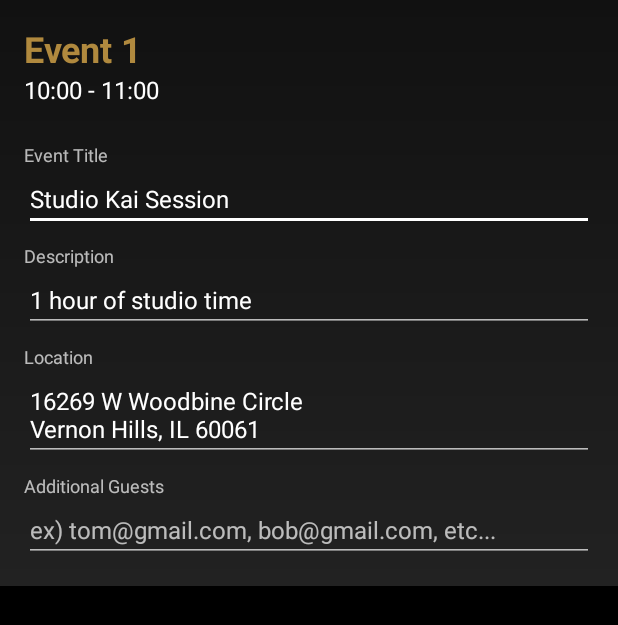
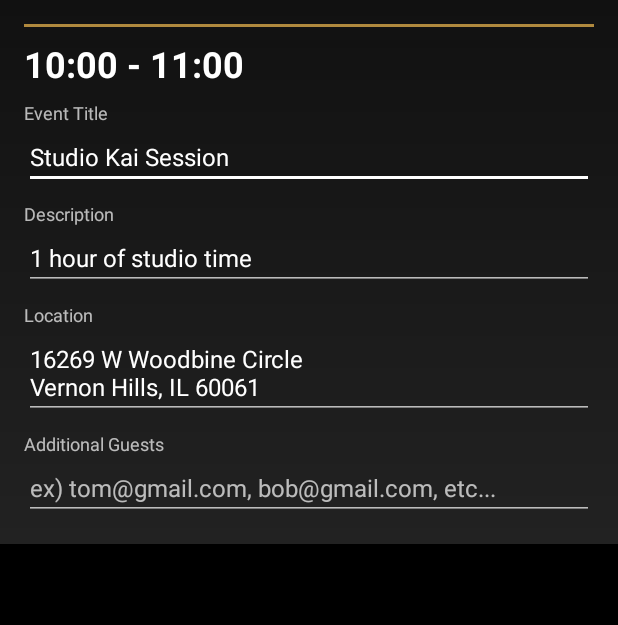
Before and after one commit to studiokaidevelopment/kaibeta, an Android app: the layout item_booking_events_list.xml on its own in the app's theme, with its tools: preview values and no code run, on a phone screen of 412 x 824 dp. Shown: the top 625 px of the screen. Run offline under Robolectric (Android 15) with nearby library versions, the light colour scheme and no system bars.

Commit message:
Finished the event booking activity

```diff
--- a/app/src/main/java/com/studiokai/kaibeta/AdapterBookingTimes.java
+++ b/app/src/main/java/com/studiokai/kaibeta/AdapterBookingTimes.java
@@ -29,7 +29,7 @@ class AdapterBookingTimes extends RecyclerView.Adapter<AdapterBookingTimes.ViewH
     public ViewHolder onCreateViewHolder(ViewGroup parent, int viewType) {
 
         View view = LayoutInflater.from(parent.getContext())
-                .inflate(R.layout.item_list_booking_times, parent, false);
+                .inflate(R.layout.item_booking_times_list, parent, false);
 
         return new ViewHolder(view);
     }
--- a/app/src/main/java/com/studiokai/kaibeta/BookingListener.java
+++ b/app/src/main/java/com/studiokai/kaibeta/BookingListener.java
@@ -1,4 +1,6 @@
 package com.studiokai.kaibeta;
+
+import android.widget.EditText;
 
 import java.util.List;
 
--- a/app/src/main/java/com/studiokai/kaibeta/ModelEvent.java
+++ b/app/src/main/java/com/studiokai/kaibeta/ModelEvent.java
@@ -9,8 +9,8 @@ import java.util.List;
 
 class ModelEvent {
 
-    final String mStart, mEnd, mSummary, mDescription, mLocation;
-    final List<String> mAttendees;
+    String mStart, mEnd, mSummary, mDescription, mLocation;
+    List<String> mAttendees;
 
     ModelEvent(String start, String end, String summary, String description, String location,
                List<String> attendees) {
--- a/app/src/main/res/layout/item_list_booking_events.xml
+++ b/app/src/main/res/layout/item_booking_events_list.xml
@@ -6,15 +6,23 @@
     android:padding="16dp"
     android:background="@drawable/list_gradient">
 
-    <TextView
+    <!--<TextView-->
+        <!--android:id="@+id/text_event"-->
+        <!--android:layout_width="wrap_content"-->
+        <!--android:layout_height="wrap_content"-->
+        <!--android:text="Event 1"-->
+        <!--android:textSize="24sp"-->
+        <!--android:textStyle="bold"-->
+        <!--android:textColor="@color/colorPrimaryDark"-->
+        />
+
+    <View
         android:id="@+id/text_event"
-        android:layout_width="wrap_content"
-        android:layout_height="wrap_content"
-        android:text="Event 1"
-        android:textSize="24sp"
-        android:textStyle="bold"
-        android:textColor="@color/colorPrimaryDark"
-        />
+        android:layout_width="match_parent"
+        android:layout_height="2dp"
+        android:background="@color/colorPrimaryDark"
+        android:layout_marginBottom="8dp"/>
+
 
     <TextView
         android:id="@+id/text_start_time"
@@ -22,7 +30,8 @@
         android:layout_height="wrap_content"
         android:layout_below="@+id/text_event"
         android:text="10:00"
-        android:textSize="16sp"
+        android:textSize="24sp"
+        android:textStyle="bold"
         android:textColor="@color/colorAccent"/>
 
     <TextView
@@ -33,7 +42,8 @@
         android:layout_toRightOf="@+id/text_start_time"
         android:layout_toEndOf="@+id/text_start_time"
         android:text=" - "
-        android:textSize="16sp"
+        android:textSize="24sp"
+        android:textStyle="bold"
         android:textColor="@color/colorAccent"/>
 
     <TextView
@@ -44,7 +54,8 @@
         android:layout_toRightOf="@+id/text_dash"
         android:layout_toEndOf="@+id/text_dash"
         android:text="11:00"
-        android:textSize="16sp"
+        android:textSize="24sp"
+        android:textStyle="bold"
         android:textColor="@color/colorAccent"/>
 
     <TextView
@@ -52,7 +63,7 @@
         android:layout_width="wrap_content"
         android:layout_height="wrap_content"
         android:layout_below="@+id/text_start_time"
-        android:layout_marginTop="24dp"
+        android:layout_marginTop="8dp"
         android:text="Event Title"
         android:textSize="12sp" />
 
```
Also changed, not shown: app/src/main/java/com/studiokai/kaibeta/AdapterBookingEvents.java (+73 -12 lines), app/src/main/java/com/studiokai/kaibeta/BookingActivity.java (+76 -24 lines), app/src/main/res/layout/item_booking_times_list.xml (renamed from app/src/main/res/layout/item_list_booking_times.xml).
